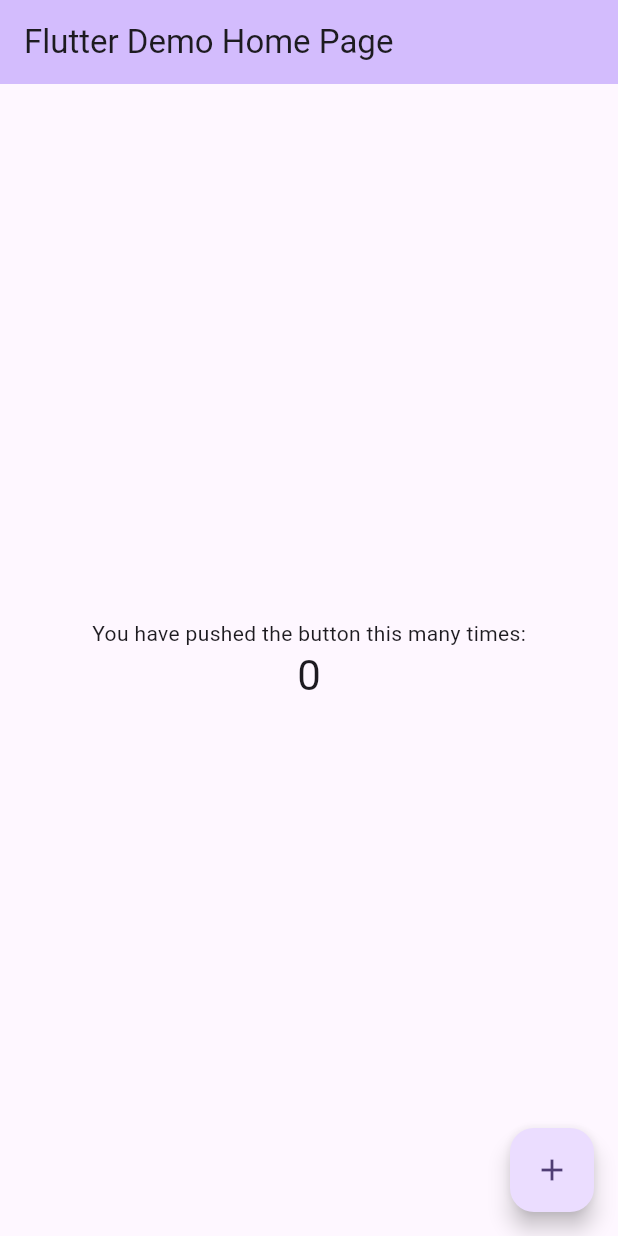
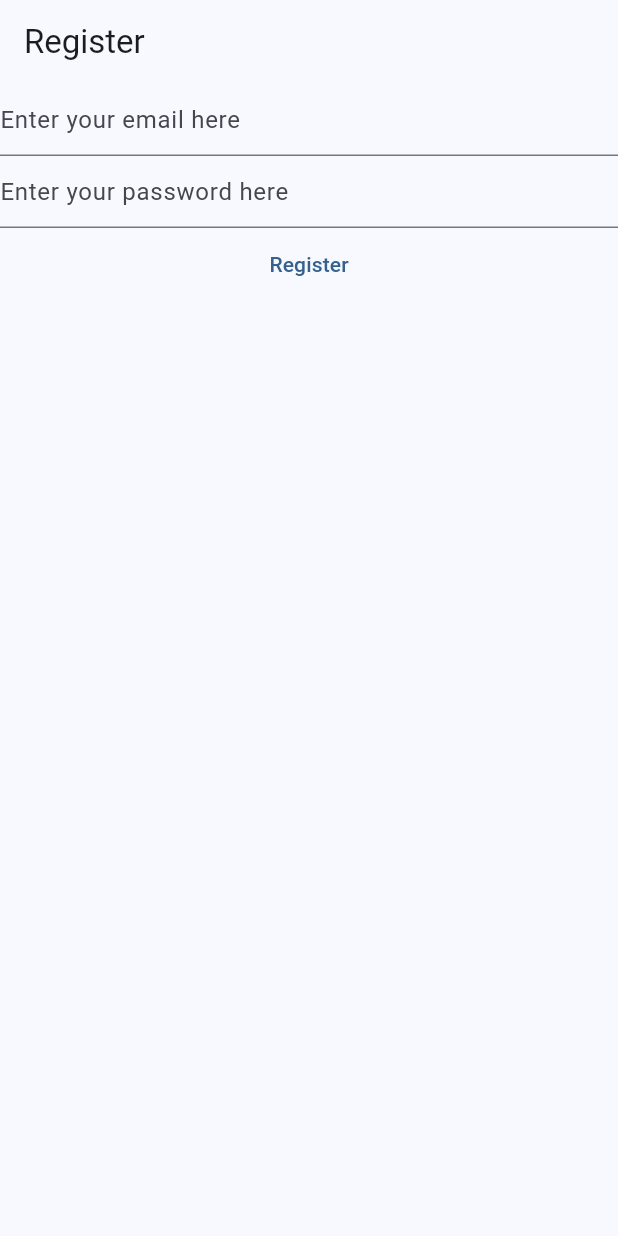
Before and after one commit to vjosac/my-notes, a Flutter app: the screen it shows after launch, on a phone screen of 412 x 824 dp. Run offline on Flutter 3.47's test engine with Material 3 defaults, Android fonts, the phone set to English and light mode, and no system bars; our stand-ins replace firebase_auth, firebase_core; accounts and stored records are empty.

```diff
--- a/lib/main.dart
+++ b/lib/main.dart
@@ -1,125 +1,96 @@
+import 'package:firebase_core/firebase_core.dart';
 import 'package:flutter/material.dart';
+import 'package:firebase_auth/firebase_auth.dart';
+import 'firebase_options.dart';
 
 void main() {
-  runApp(const MyApp());
+  WidgetsFlutterBinding.ensureInitialized();
+  runApp(
+    MaterialApp(
+      title: 'Flutter Demo',
+      theme: ThemeData(
+        colorScheme: ColorScheme.fromSeed(seedColor: Colors.blue),
+        useMaterial3: true,
+      ),
+      home: const HomePage(),
+    ),
+  );
 }
 
-class MyApp extends StatelessWidget {
-  const MyApp({super.key});
+class HomePage extends StatefulWidget {
+  const HomePage({super.key});
 
-  // This widget is the root of your application.
   @override
-  Widget build(BuildContext context) {
-    return MaterialApp(
-      title: 'Flutter Demo',
-      theme: ThemeData(
-        // This is the theme of your application.
-        //
-        // TRY THIS: Try running your application with "flutter run". You'll see
-        // the application has a purple toolbar. Then, without quitting the app,
-        // try changing the seedColor in the colorScheme below to Colors.green
-        // and then invoke "hot reload" (save your changes or press the "hot
-        // reload" button in a Flutter-supported IDE, or press "r" if you used
-        // the command line to start the app).
-        //
-        // Notice that the counter didn't reset back to zero; the application
-        // state is not lost during the reload. To reset the state, use hot
-        // restart instead.
-        //
-        // This works for code too, not just values: Most code changes can be
-        // tested with just a hot reload.
-        colorScheme: ColorScheme.fromSeed(seedColor: Colors.deepPurple),
-        useMaterial3: true,
-      ),
-      home: const MyHomePage(title: 'Flutter Demo Home Page'),
-    );
-  }
+  State<HomePage> createState() => _HomePageState();
 }
 
-class MyHomePage extends StatefulWidget {
-  const MyHomePage({super.key, required this.title});
-
-  // This widget is the home page of your application. It is stateful, meaning
-  // that it has a State object (defined below) that contains fields that affect
-  // how it looks.
-
-  // This class is the configuration for the state. It holds the values (in this
-  // case the title) provided by the parent (in this case the App widget) and
-  // used by the build method of the State. Fields in a Widget subclass are
-  // always marked "final".
-
-  final String title;
+class _HomePageState extends State<HomePage> {
+  late final TextEditingController _email;
+  late final TextEditingController _password;
 
   @override
-  State<MyHomePage> createState() => _MyHomePageState();
-}
+  void initState() {
+    _email = TextEditingController();
+    _password = TextEditingController();
+    super.initState();
+  }
 
-class _MyHomePageState extends State<MyHomePage> {
-  int _counter = 0;
-
-  void _incrementCounter() {
-    setState(() {
-      // This call to setState tells the Flutter framework that something has
-      // changed in this State, which causes it to rerun the build method below
-      // so that the display can reflect the updated values. If we changed
-      // _counter without calling setState(), then the build method would not be
-      // called again, and so nothing would appear to happen.
-      _counter++;
-    });
+  @override
+  void dispose() {
+    _email.dispose();
+    _password.dispose();
+    super.dispose();
   }
 
   @override
   Widget build(BuildContext context) {
-    // This method is rerun every time setState is called, for instance as done
-    // by the _incrementCounter method above.
-    //
-    // The Flutter framework has been optimized to make rerunning build methods
-    // fast, so that you can just rebuild anything that needs updating rather
-    // than having to individually change instances of widgets.
     return Scaffold(
       appBar: AppBar(
-        // TRY THIS: Try changing the color here to a specific color (to
-        // Colors.amber, perhaps?) and trigger a hot reload to see the AppBar
-        // change color while the other colors stay the same.
-        backgroundColor: Theme.of(context).colorScheme.inversePrimary,
-        // Here we take the value from the MyHomePage object that was created by
-        // the App.build method, and use it to set our appbar title.
-        title: Text(widget.title),
+        title: const Text('Register'),
       ),
-      body: Center(
-        // Center is a layout widget. It takes a single child and positions it
-        // in the middle of the parent.
-        child: Column(
-          // Column is also a layout widget. It takes a list of children and
-          // arranges them vertically. By default, it sizes itself to fit its
-          // children horizontally, and tries to be as tall as its parent.
-          //
-          // Column has various properties to control how it sizes itself and
-          // how it positions its children. Here we use mainAxisAlignment to
-          // center the children vertically; the main axis here is the vertical
-          // axis because Columns are vertical (the cross axis would be
-          // horizontal).
-          //
-          // TRY THIS: Invoke "debug painting" (choose the "Toggle Debug Paint"
-          // action in the IDE, or press "p" in the console), to see the
-          // wireframe for each widget.
-          mainAxisAlignment: MainAxisAlignment.center,
-          children: <Widget>[
-            const Text(
-              'You have pushed the button this many times:',
-            ),
-            Text(
-              '$_counter',
-              style: Theme.of(context).textTheme.headlineMedium,
-            ),
-          ],
+      body: FutureBuilder(
+        future: Firebase.initializeApp(
+          options: DefaultFirebaseOptions.currentPlatform,
         ),
+        builder: (context, snapshot) {
+          switch (snapshot.connectionState) {
+            case ConnectionState.done:
+              return Column(
+                children: [
+                  TextField(
+                    controller: _email,
+                    decoration:
+                    const InputDecoration(hintText: 'Enter your email here'),
+                    enableSuggestions: false,
+                    autocorrect: false,
+                    keyboardType: TextInputType.emailAddress,
+                  ),
+                  TextField(
+                    controller: _password,
+                    decoration:
+                    const InputDecoration(hintText: 'Enter your password here'),
+                    obscureText: true,
+                    enableSuggestions: false,
+                    autocorrect: false,
+                  ),
+                  TextButton(
+                    onPressed: () async {
+                      final email = _email.text;
+                      final password = _password.text;
+                      final userCredential = await FirebaseAuth.instance
+                          .createUserWithEmailAndPassword(
+                          email: email, password: password);
+                      print(userCredential);
+                    },
+                    child: const Text('Register'),
+                  ),
+                ],
+              );
+            default:
+              return const Text('Loading...');
+          }
+        },
       ),
-      floatingActionButton: FloatingActionButton(
-        onPressed: _incrementCounter,
-        tooltip: 'Increment',
-        child: const Icon(Icons.add),
-      ), // This trailing comma makes auto-formatting nicer for build methods.
     );
   }
 }
```
